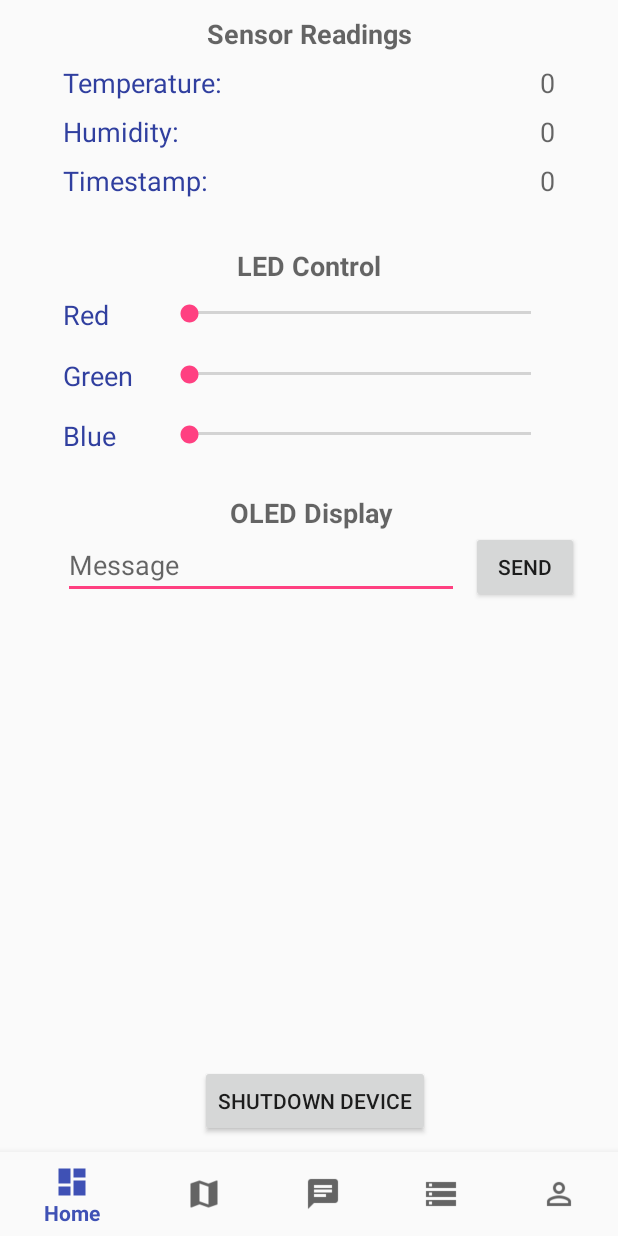
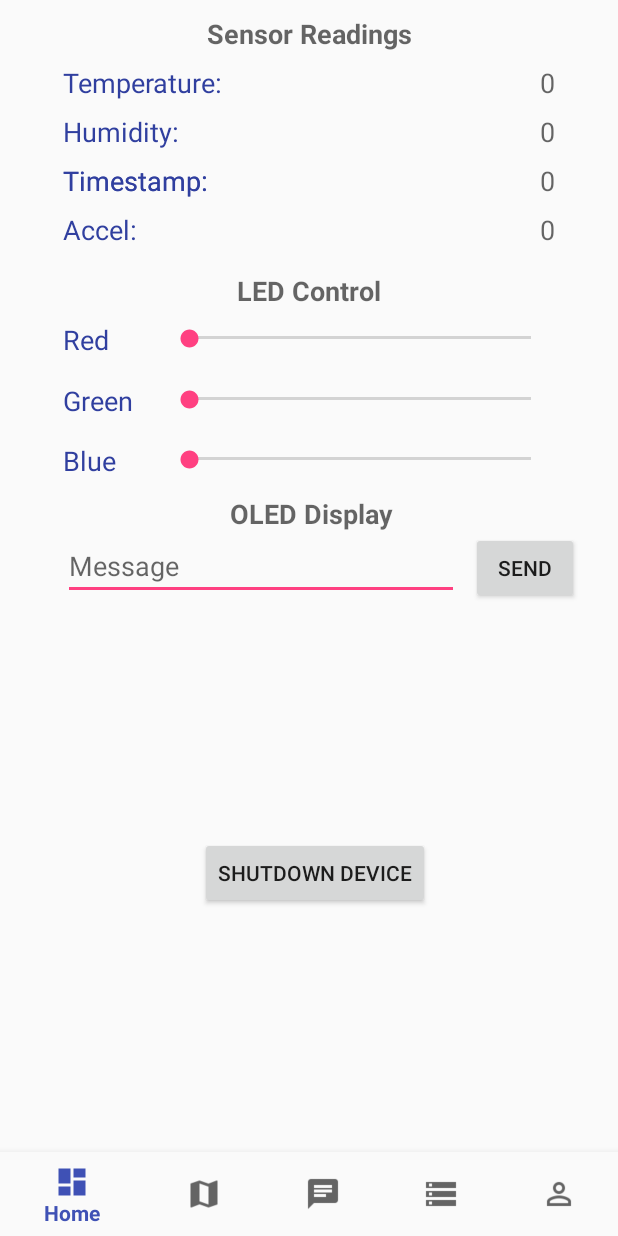
Before and after one commit to bryanhughes/bbg-demo, an Android app: the screen it shows after launch (MainActivity), on a phone screen of 412 x 824 dp. Run offline under Robolectric (Android 15) with nearby library versions, the phone set to English and light mode, and no system bars; libraries missing offline, so code that uses them is left out: com.spacetimeinsight.nucleus, com.spacetimeinsight.nucleuslib; 3 statements that could not run were skipped.

Commit message:
Adding in accelerometer to main view

```diff
--- a/android/BBGDemo/app/src/main/java/com/spacetimeinsight/bbgdemo/BBGDemoApplication.java
+++ b/android/BBGDemo/app/src/main/java/com/spacetimeinsight/bbgdemo/BBGDemoApplication.java
@@ -28,6 +28,7 @@ import com.spacetimeinsight.nucleuslib.NucleusException;
 import com.spacetimeinsight.nucleuslib.PartitionInfo;
 import com.spacetimeinsight.nucleuslib.PartitionService;
 import com.spacetimeinsight.nucleuslib.core.ClientDevice;
+import com.spacetimeinsight.nucleuslib.datamapped.Acceleration;
 import com.spacetimeinsight.nucleuslib.datamapped.ChannelMessage;
 import com.spacetimeinsight.nucleuslib.datamapped.Datapoint;
 import com.spacetimeinsight.nucleuslib.datamapped.EnvData;
@@ -120,6 +121,11 @@ public class BBGDemoApplication extends Application {
                                     broadcast.putExtra("h", envData.getHumidity());
                                     broadcast.putExtra("t", envData.getTemperature());
                                     broadcast.putExtra("ts", envData.getTimestamp());
+
+                                    Acceleration acceleration = envData.getAcceleration();
+                                    broadcast.putExtra("x", acceleration.getAccelX());
+                                    broadcast.putExtra("y", acceleration.getAccelY());
+                                    broadcast.putExtra("z", acceleration.getAccelZ());
 
                                     sendBroadcast(broadcast);
                                 }
--- a/android/BBGDemo/app/src/main/java/com/spacetimeinsight/bbgdemo/MainActivity.java
+++ b/android/BBGDemo/app/src/main/java/com/spacetimeinsight/bbgdemo/MainActivity.java
@@ -48,6 +48,7 @@ public class MainActivity extends Activity {
     private TextView hView;
     private TextView tView;
     private TextView tsView;
+    private TextView aView;
 
     private BottomNavigationView.OnNavigationItemSelectedListener mOnNavigationItemSelectedListener = item -> {
                 Intent intent;
@@ -95,10 +96,14 @@ public class MainActivity extends Activity {
                 double h = intent.getDoubleExtra("h", 0);
                 double t = intent.getDoubleExtra("t", 0);
                 long ts = intent.getLongExtra("ts", 0);
+                double x = intent.getDoubleExtra("x", 0);
+                double y = intent.getDoubleExtra("y", 0);
+                double z = intent.getDoubleExtra("z", 0);
 
                 hView.setText(String.format(Locale.getDefault(), "%.2f %%", h));
                 tView.setText(String.format(Locale.getDefault(), "%.1f C", t));
                 tsView.setText(String.valueOf(ts));
+                aView.setText(String.format(Locale.getDefault(), "%.3f, %.3f, %.3f", x, y, z));
             }
         }
     };
@@ -300,6 +305,9 @@ public class MainActivity extends Activity {
         tsView = findViewById(R.id.timestampTextView);
         tsView.setText(String.valueOf(0));
 
+        aView = findViewById(R.id.accelTextView);
+        aView.setText(String.valueOf(0));
+
         ensureStarted.postDelayed(ensureRunnable, 1000);
     }
 
--- a/android/BBGDemo/app/src/main/res/layout/activity_main.xml
+++ b/android/BBGDemo/app/src/main/res/layout/activity_main.xml
@@ -14,28 +14,52 @@
         android:layout_height="0dp"
         android:layout_weight="1"
         android:padding="10dp"
-        android:paddingBottom="10dp"
+        android:paddingBottom="0dp"
         android:paddingEnd="10dp"
         android:paddingLeft="10dp"
         android:paddingRight="10dp"
         android:paddingStart="10dp"
-        android:paddingTop="10dp">
+        android:paddingTop="0dp">
 
         <android.support.constraint.ConstraintLayout
             android:layout_width="match_parent"
             android:layout_height="match_parent">
 
             <TextView
+                android:id="@+id/textView6"
+                android:layout_width="wrap_content"
+                android:layout_height="wrap_content"
+                android:layout_marginLeft="32dp"
+                android:layout_marginTop="8dp"
+                android:text="Accel:"
+                android:textAppearance="@android:style/TextAppearance.Material.Medium"
+                android:textColor="@color/colorPrimaryDark"
+                app:layout_constraintLeft_toLeftOf="parent"
+                app:layout_constraintTop_toBottomOf="@+id/textView3"/>
+
+            <TextView
+                android:id="@+id/textView3"
+                android:layout_width="wrap_content"
+                android:layout_height="wrap_content"
+                android:layout_marginLeft="32dp"
+                android:layout_marginTop="8dp"
+                android:text="Timestamp:"
+                android:textAppearance="@android:style/TextAppearance.Material.Medium"
+                android:textColor="@color/colorPrimaryDark"
+                app:layout_constraintLeft_toLeftOf="parent"
+                app:layout_constraintTop_toBottomOf="@+id/textView7"/>
+
+            <TextView
                 android:id="@+id/textView4"
                 android:layout_width="wrap_content"
                 android:layout_height="wrap_content"
                 android:layout_marginLeft="32dp"
+                android:layout_marginTop="8dp"
                 android:text="Temperature:"
                 android:textAppearance="@android:style/TextAppearance.Material.Medium"
                 android:textColor="@color/colorPrimaryDark"
                 app:layout_constraintLeft_toLeftOf="parent"
-                android:layout_marginTop="8dp"
-                app:layout_constraintTop_toBottomOf="@+id/textView17" />
+                app:layout_constraintTop_toBottomOf="@+id/textView17"/>
 
             <TextView
                 android:id="@+id/tempTextView"
@@ -58,30 +82,41 @@
                 android:textAppearance="@android:style/TextAppearance.Material.Medium"
                 android:textColor="@color/colorPrimaryDark"
                 app:layout_constraintLeft_toLeftOf="parent"
-                app:layout_constraintTop_toBottomOf="@+id/textView4" />
+                app:layout_constraintTop_toBottomOf="@+id/textView4"/>
 
             <TextView
                 android:id="@+id/humidityTextView"
                 android:layout_width="wrap_content"
                 android:layout_height="wrap_content"
+                android:layout_marginRight="32dp"
+                android:layout_marginTop="8dp"
                 android:text="55%"
                 android:textAppearance="@android:style/TextAppearance.Material.Medium"
-                android:layout_marginTop="8dp"
-                app:layout_constraintTop_toBottomOf="@+id/tempTextView"
-                android:layout_marginRight="32dp"
-                app:layout_constraintRight_toRightOf="parent" />
+                app:layout_constraintRight_toRightOf="parent"
+                app:layout_constraintTop_toBottomOf="@+id/tempTextView"/>
 
             <TextView
                 android:id="@+id/textView14"
                 android:layout_width="wrap_content"
                 android:layout_height="wrap_content"
                 android:layout_marginLeft="32dp"
+                android:layout_marginTop="8dp"
                 android:text="Timestamp:"
                 android:textAppearance="@android:style/TextAppearance.Material.Medium"
                 android:textColor="@color/colorPrimaryDark"
                 app:layout_constraintLeft_toLeftOf="parent"
+                app:layout_constraintTop_toBottomOf="@+id/textView7"/>
+
+            <TextView
+                android:id="@+id/accelTextView"
+                android:layout_width="wrap_content"
+                android:layout_height="wrap_content"
+                android:layout_marginRight="32dp"
                 android:layout_marginTop="8dp"
-                app:layout_constraintTop_toBottomOf="@+id/textView7" />
+                android:text="-0.234, 1.324, 0.003"
+                android:textAppearance="@android:style/TextAppearance.Material.Medium"
+                app:layout_constraintRight_toRightOf="parent"
+                app:layout_constraintTop_toBottomOf="@+id/timestampTextView"/>
 
             <TextView
                 android:id="@+id/timestampTextView"
@@ -92,7 +127,7 @@
                 android:text="720342432"
                 android:textAppearance="@android:style/TextAppearance.Material.Medium"
                 app:layout_constraintRight_toRightOf="parent"
-                app:layout_constraintTop_toBottomOf="@+id/humidityTextView" />
+                app:layout_constraintTop_toBottomOf="@+id/humidityTextView"/>
 
             <SeekBar
                 android:id="@+id/greenSeekBar"
@@ -101,13 +136,13 @@
                 android:layout_height="16dp"
                 android:layout_marginLeft="100dp"
                 android:layout_marginRight="32dp"
+                android:layout_marginTop="3dp"
                 android:max="255"
                 android:progress="1"
+                app:layout_constraintHorizontal_bias="0.0"
                 app:layout_constraintLeft_toLeftOf="parent"
                 app:layout_constraintRight_toRightOf="parent"
-                app:layout_constraintHorizontal_bias="0.0"
-                app:layout_constraintTop_toTopOf="@+id/textView20"
-                android:layout_marginTop="3dp"/>
+                app:layout_constraintTop_toTopOf="@+id/textView20"/>
 
             <SeekBar
                 android:id="@+id/blueSeekBar"
@@ -116,13 +151,13 @@
                 android:layout_height="16dp"
                 android:layout_marginLeft="100dp"
                 android:layout_marginRight="32dp"
+                android:layout_marginTop="3dp"
                 android:max="255"
                 android:progress="1"
+                app:layout_constraintHorizontal_bias="0.0"
                 app:layout_constraintLeft_toLeftOf="parent"
                 app:layout_constraintRight_toRightOf="parent"
-                app:layout_constraintHorizontal_bias="0.0"
-                app:layout_constraintTop_toTopOf="@+id/textView21"
-                android:layout_marginTop="3dp"/>
+                app:layout_constraintTop_toTopOf="@+id/textView21"/>
 
             <SeekBar
                 android:id="@+id/redSeekBar"
@@ -131,13 +166,13 @@
                 android:layout_height="16dp"
                 android:layout_marginLeft="100dp"
                 android:layout_marginRight="32dp"
+                android:layout_marginTop="3dp"
                 android:max="255"
                 android:progress="0"
                 app:layout_constraintHorizontal_bias="0.0"
                 app:layout_constraintLeft_toLeftOf="parent"
                 app:layout_constraintRight_toRightOf="parent"
-                app:layout_constraintTop_toTopOf="@+id/textView19"
-                android:layout_marginTop="3dp"/>
+                app:layout_constraintTop_toTopOf="@+id/textView19"/>
 
             <TextView
                 android:id="@+id/textView16"
@@ -145,14 +180,14 @@
                 android:layout_height="wrap_content"
                 android:layout_marginLeft="8dp"
                 android:layout_marginRight="8dp"
-                android:layout_marginTop="32dp"
+                android:layout_marginTop="16dp"
                 android:text="LED Control"
                 android:textAppearance="@android:style/TextAppearance.Material.Medium"
                 android:textStyle="bold"
                 app:layout_constraintHorizontal_bias="0.501"
                 app:layout_constraintLeft_toLeftOf="parent"
                 app:layout_constraintRight_toRightOf="parent"
-                app:layout_constraintTop_toBottomOf="@+id/textView14"/>
+                app:layout_constraintTop_toBottomOf="@+id/textView6"/>
 
             <TextView
                 android:id="@+id/textView17"
@@ -175,7 +210,7 @@
                 android:layout_height="wrap_content"
                 android:layout_marginLeft="8dp"
                 android:layout_marginRight="8dp"
-                android:layout_marginTop="32dp"
+                android:layout_marginTop="16dp"
                 android:text="OLED Display"
                 android:textAppearance="@android:style/TextAppearance.Material.Medium"
                 android:textStyle="bold"
@@ -189,15 +224,15 @@
                 android:layout_width="0dp"
                 android:layout_height="wrap_content"
                 android:layout_marginLeft="32dp"
+                android:layout_marginRight="8dp"
                 android:layout_marginTop="0dp"
                 android:ems="10"
                 android:hint="Message"
                 android:inputType="textPersonName"
+                app:layout_constraintHorizontal_bias="0.0"
                 app:layout_constraintLeft_toLeftOf="parent"
-                app:layout_constraintTop_toBottomOf="@+id/textView18"
                 app:layout_constraintRight_toLeftOf="@+id/sendButton"
-                android:layout_marginRight="8dp"
-                app:layout_constraintHorizontal_bias="0.0"/>
+                app:layout_constraintTop_toBottomOf="@+id/textView18"/>
 
             <Button
                 android:id="@+id/sendButton"
@@ -250,13 +285,14 @@
                 android:id="@+id/shutdownButton"
                 android:layout_width="wrap_content"
                 android:layout_height="wrap_content"
-                android:layout_marginBottom="0dp"
                 android:layout_marginLeft="16dp"
                 android:layout_marginRight="8dp"
+                android:layout_marginTop="6dp"
                 android:text="Shutdown Device"
                 app:layout_constraintBottom_toBottomOf="parent"
                 app:layout_constraintLeft_toLeftOf="parent"
-                app:layout_constraintRight_toRightOf="parent"/>
+                app:layout_constraintRight_toRightOf="parent"
+                app:layout_constraintTop_toBottomOf="@+id/messageText"/>
         </android.support.constraint.ConstraintLayout>
 
     </FrameLayout>
```
